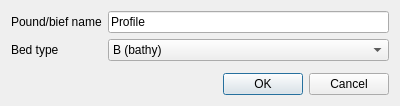
This is libs/qCC_io/ui_templates/saveMascaretFileDlg.ui in CloudCompare/CloudCompare as Qt 5 draws it before an edit. The edited form follows.
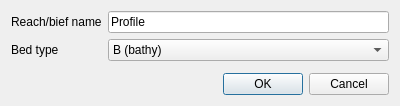
This is the edited form.

Commit message: Translation: Bief (french) = Reach (english)

```diff
--- a/libs/qCC_io/ui_templates/saveMascaretFileDlg.ui
+++ b/libs/qCC_io/ui_templates/saveMascaretFileDlg.ui
@@ -17,7 +17,7 @@
    <item row="0" column="0">
     <widget class="QLabel" name="label">
      <property name="text">
-      <string>Pound/bief name</string>
+      <string>Reach/bief name</string>
      </property>
     </widget>
    </item>
```
